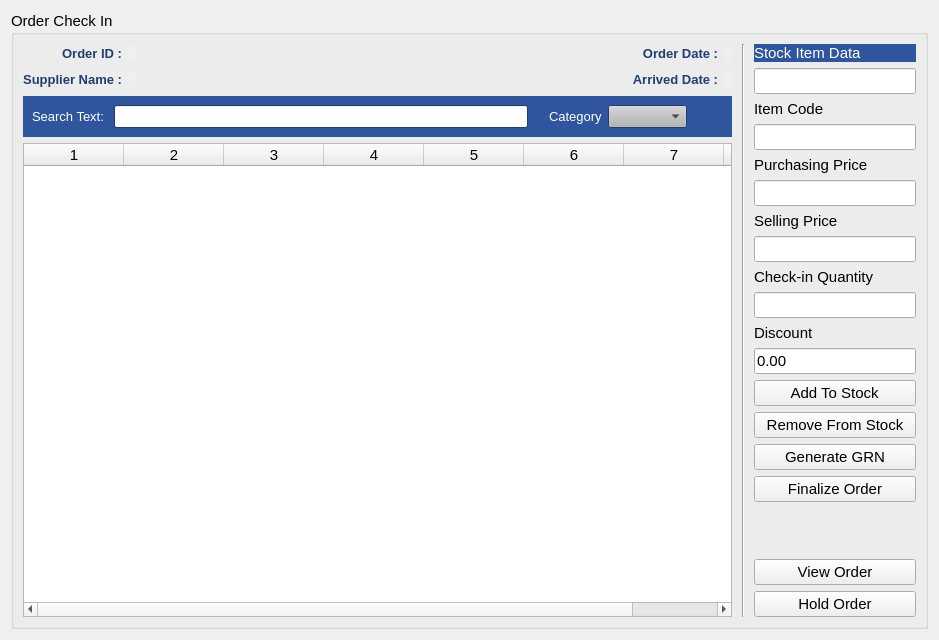
Above: estorecpp/ordercheckinwidget.ui from Watti/estorecpp before the change. Below: the same form after it.
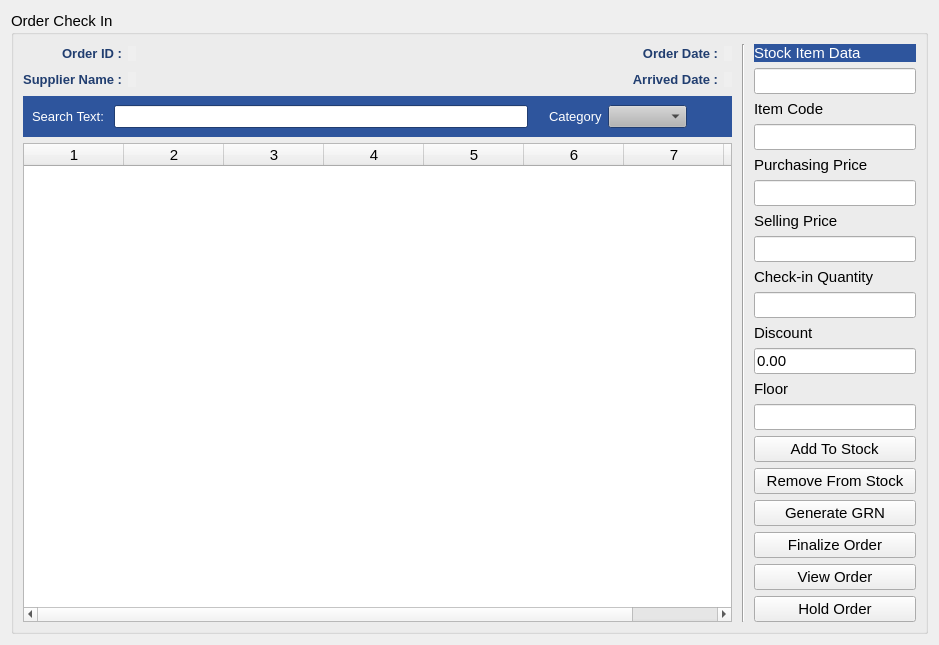
That is the form after the change.

Commit message: floor added to order checkin widget(add stock item)

The edit to the form file:
```diff
--- a/estorecpp/ordercheckinwidget.ui
+++ b/estorecpp/ordercheckinwidget.ui
@@ -1402,6 +1402,23 @@
           </property>
          </widget>
         </item>
+        <item>
+         <widget class="QLabel" name="label_13">
+          <property name="text">
+           <string>Floor</string>
+          </property>
+         </widget>
+        </item>
+        <item>
+         <widget class="QLineEdit" name="floorTxt">
+          <property name="sizePolicy">
+           <sizepolicy hsizetype="Preferred" vsizetype="Fixed">
+            <horstretch>0</horstretch>
+            <verstretch>0</verstretch>
+           </sizepolicy>
+          </property>
+         </widget>
+        </item>
         <item>
          <widget class="QPushButton" name="addToStockBtn">
           <property name="sizePolicy">
```
